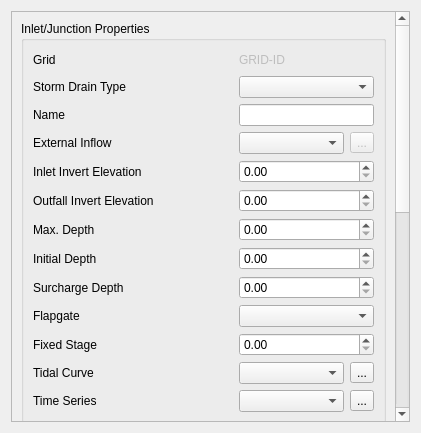
The window that flo2d/ui/inlet_attributes.ui (FLO-2DSoftware/qgis-flo-2d-plugin) describes before a commit, drawn with Qt 5.
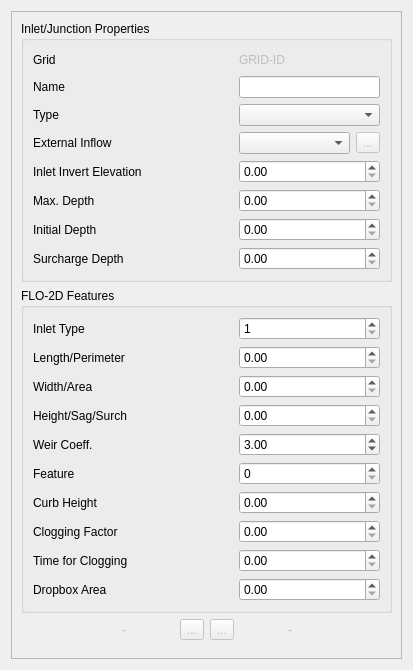
The same window after the commit. Icons and pictures are not drawn.

Commit message:
Split the User SWMM Nodes into Inlets/Junctions and Outlets
Did the new swmm editor for junction inlets outlets and conduits. A lot of changes in this commit.

```diff
--- a/flo2d/ui/inlet_attributes.ui
+++ b/flo2d/ui/inlet_attributes.ui
@@ -6,8 +6,8 @@
    <rect>
     <x>0</x>
     <y>0</y>
-    <width>421</width>
-    <height>433</height>
+    <width>413</width>
+    <height>670</height>
    </rect>
   </property>
   <property name="windowTitle">
@@ -24,25 +24,12 @@
        <rect>
         <x>0</x>
         <y>0</y>
-        <width>384</width>
-        <height>844</height>
+        <width>393</width>
+        <height>650</height>
        </rect>
       </property>
       <layout class="QGridLayout" name="gridLayout_5">
-       <item row="4" column="0">
-        <spacer name="verticalSpacer">
-         <property name="orientation">
-          <enum>Qt::Vertical</enum>
-         </property>
-         <property name="sizeHint" stdset="0">
-          <size>
-           <width>20</width>
-           <height>40</height>
-          </size>
-         </property>
-        </spacer>
-       </item>
-       <item row="3" column="0">
+       <item row="2" column="0">
         <layout class="QHBoxLayout" name="horizontalLayout_4">
          <item>
           <spacer name="horizontalSpacer">
@@ -158,14 +145,68 @@
          <layout class="QGridLayout" name="gridLayout_4">
           <item row="0" column="0">
            <layout class="QGridLayout" name="gridLayout_3">
-            <item row="5" column="1">
+            <item row="0" column="0" rowspan="2">
+             <widget class="QLabel" name="label_19">
+              <property name="minimumSize">
+               <size>
+                <width>200</width>
+                <height>0</height>
+               </size>
+              </property>
+              <property name="maximumSize">
+               <size>
+                <width>200</width>
+                <height>16777215</height>
+               </size>
+              </property>
+              <property name="text">
+               <string>Inlet Type</string>
+              </property>
+             </widget>
+            </item>
+            <item row="3" column="1">
              <widget class="QDoubleSpinBox" name="swmm_width">
               <property name="maximum">
                <double>100000.000000000000000</double>
               </property>
              </widget>
             </item>
-            <item row="7" column="1">
+            <item row="10" column="0">
+             <widget class="QLabel" name="label_17">
+              <property name="text">
+               <string>Dropbox Area</string>
+              </property>
+             </widget>
+            </item>
+            <item row="8" column="0">
+             <widget class="QLabel" name="label_15">
+              <property name="text">
+               <string>Clogging Factor</string>
+              </property>
+             </widget>
+            </item>
+            <item row="5" column="0">
+             <widget class="QLabel" name="label_12">
+              <property name="text">
+               <string>Weir Coeff.</string>
+              </property>
+             </widget>
+            </item>
+            <item row="7" column="0">
+             <widget class="QLabel" name="label_14">
+              <property name="text">
+               <string>Curb Height</string>
+              </property>
+             </widget>
+            </item>
+            <item row="4" column="0">
+             <widget class="QLabel" name="label_9">
+              <property name="text">
+               <string>Height/Sag/Surch</string>
+              </property>
+             </widget>
+            </item>
+            <item row="5" column="1">
              <widget class="QDoubleSpinBox" name="swmm_coeff">
               <property name="minimum">
                <double>2.500000000000000</double>
@@ -178,147 +219,69 @@
               </property>
              </widget>
             </item>
-            <item row="5" column="0">
-             <widget class="QLabel" name="label_8">
-              <property name="text">
-               <string>Width/Area</string>
+            <item row="10" column="1">
+             <widget class="QDoubleSpinBox" name="drboxarea">
+              <property name="maximum">
+               <double>100000.000000000000000</double>
               </property>
              </widget>
             </item>
-            <item row="4" column="1">
+            <item row="7" column="1">
+             <widget class="QDoubleSpinBox" name="curbheight">
+              <property name="maximum">
+               <double>100000.000000000000000</double>
+              </property>
+             </widget>
+            </item>
+            <item row="8" column="1">
+             <widget class="QDoubleSpinBox" name="swmm_clogging_factor">
+              <property name="maximum">
+               <double>100.000000000000000</double>
+              </property>
+             </widget>
+            </item>
+            <item row="2" column="1">
              <widget class="QDoubleSpinBox" name="swmm_length">
               <property name="maximum">
                <double>100000.000000000000000</double>
               </property>
              </widget>
             </item>
-            <item row="10" column="0">
-             <widget class="QLabel" name="label_15">
+            <item row="6" column="1">
+             <widget class="QSpinBox" name="swmm_feature">
+              <property name="maximum">
+               <number>2</number>
+              </property>
+             </widget>
+            </item>
+            <item row="6" column="0">
+             <widget class="QLabel" name="label_13">
               <property name="text">
-               <string>Clogging Factor</string>
+               <string>Feature</string>
               </property>
              </widget>
             </item>
             <item row="9" column="1">
-             <widget class="QDoubleSpinBox" name="curbheight">
-              <property name="maximum">
-               <double>100000.000000000000000</double>
-              </property>
-             </widget>
-            </item>
-            <item row="11" column="1">
              <widget class="QDoubleSpinBox" name="swmm_time_for_clogging">
               <property name="maximum">
                <double>100000.000000000000000</double>
               </property>
              </widget>
             </item>
-            <item row="11" column="0">
+            <item row="9" column="0">
              <widget class="QLabel" name="label_16">
               <property name="text">
                <string>Time for Clogging</string>
               </property>
              </widget>
             </item>
-            <item row="7" column="0">
-             <widget class="QLabel" name="label_12">
-              <property name="text">
-               <string>Weir Coeff.</string>
-              </property>
-             </widget>
-            </item>
-            <item row="12" column="0">
-             <widget class="QLabel" name="label_17">
-              <property name="text">
-               <string>Dropbox Area</string>
-              </property>
-             </widget>
-            </item>
-            <item row="3" column="0">
-             <widget class="QLabel" name="label_6">
-              <property name="text">
-               <string>Allow Discharge</string>
-              </property>
-             </widget>
-            </item>
-            <item row="8" column="0">
-             <widget class="QLabel" name="label_13">
-              <property name="text">
-               <string>Feature</string>
-              </property>
-             </widget>
-            </item>
-            <item row="9" column="0">
-             <widget class="QLabel" name="label_14">
-              <property name="text">
-               <string>Curb Height</string>
-              </property>
-             </widget>
-            </item>
-            <item row="6" column="1">
-             <widget class="QDoubleSpinBox" name="swmm_height">
-              <property name="maximum">
-               <double>100000.000000000000000</double>
-              </property>
-             </widget>
-            </item>
-            <item row="3" column="1">
-             <widget class="QComboBox" name="swmm_allow_discharge"/>
-            </item>
-            <item row="4" column="0">
+            <item row="2" column="0">
              <widget class="QLabel" name="label_7">
               <property name="text">
                <string>Length/Perimeter</string>
               </property>
              </widget>
             </item>
-            <item row="12" column="1">
-             <widget class="QDoubleSpinBox" name="drboxarea">
-              <property name="maximum">
-               <double>100000.000000000000000</double>
-              </property>
-             </widget>
-            </item>
-            <item row="10" column="1">
-             <widget class="QDoubleSpinBox" name="swmm_clogging_factor">
-              <property name="maximum">
-               <double>100.000000000000000</double>
-              </property>
-             </widget>
-            </item>
-            <item row="8" column="1">
-             <widget class="QSpinBox" name="swmm_feature">
-              <property name="maximum">
-               <number>2</number>
-              </property>
-             </widget>
-            </item>
-            <item row="6" column="0">
-             <widget class="QLabel" name="label_9">
-              <property name="text">
-               <string>Height/Sag/Surch</string>
-              </property>
-             </widget>
-            </item>
-            <item row="0" column="0" rowspan="2">
-             <widget class="QLabel" name="label_19">
-              <property name="minimumSize">
-               <size>
-                <width>200</width>
-                <height>0</height>
-               </size>
-              </property>
-              <property name="maximumSize">
-               <size>
-                <width>200</width>
-                <height>16777215</height>
-               </size>
-              </property>
-              <property name="text">
-               <string>Inlet Type</string>
-              </property>
-             </widget>
-            </item>
             <item row="0" column="1" rowspan="2">
              <widget class="QSpinBox" name="intype">
               <property name="minimum">
@@ -329,34 +292,38 @@
               </property>
              </widget>
             </item>
-            <item row="2" column="0">
-             <widget class="QLabel" name="label_25">
+            <item row="3" column="0">
+             <widget class="QLabel" name="label_8">
               <property name="text">
-               <string>Outfall Type</string>
+               <string>Width/Area</string>
               </property>
              </widget>
             </item>
-            <item row="2" column="1">
-             <widget class="QComboBox" name="outfall_type"/>
+            <item row="4" column="1">
+             <widget class="QDoubleSpinBox" name="swmm_height">
+              <property name="maximum">
+               <double>100000.000000000000000</double>
+              </property>
+             </widget>
             </item>
            </layout>
           </item>
-          <item row="1" column="0">
-           <spacer name="verticalSpacer_2">
-            <property name="orientation">
-             <enum>Qt::Vertical</enum>
-            </property>
-            <property name="sizeHint" stdset="0">
-             <size>
-              <width>20</width>
-              <height>40</height>
-             </size>
-            </property>
-           </spacer>
-          </item>
          </layout>
         </widget>
        </item>
+       <item row="3" column="0">
+        <spacer name="verticalSpacer">
+         <property name="orientation">
+          <enum>Qt::Vertical</enum>
+         </property>
+         <property name="sizeHint" stdset="0">
+          <size>
+           <width>20</width>
+           <height>40</height>
+          </size>
+         </property>
+        </spacer>
+       </item>
        <item row="0" column="0">
         <widget class="QGroupBox" name="inlet_junction_grpbox">
          <property name="title">
@@ -365,74 +332,6 @@
          <layout class="QGridLayout" name="gridLayout_6">
           <item row="0" column="0">
            <layout class="QGridLayout" name="gridLayout_2">
-            <item row="10" column="0">
-             <widget class="QLabel" name="label_23">
-              <property name="text">
-               <string>Fixed Stage</string>
-              </property>
-             </widget>
-            </item>
-            <item row="4" column="0">
-             <widget class="QLabel" name="label_4">
-              <property name="text">
-               <string>Inlet Invert Elevation</string>
-              </property>
-             </widget>
-            </item>
-            <item row="7" column="1" colspan="2">
-             <widget class="QDoubleSpinBox" name="init_depth">
-              <property name="maximum">
-               <double>100000.000000000000000</double>
-              </property>
-             </widget>
-            </item>
-            <item row="2" column="0">
-             <widget class="QLabel" name="label">
-              <property name="text">
-               <string>Name</string>
-              </property>
-             </widget>
-            </item>
-            <item row="3" column="0">
-             <widget class="QLabel" name="label_3">
-              <property name="text">
-               <string>External Inflow</string>
-              </property>
-             </widget>
-            </item>
-            <item row="9" column="0">
-             <widget class="QLabel" name="label_20">
-              <property name="text">
-               <string>Flapgate</string>
-              </property>
-             </widget>
-            </item>
-            <item row="0" column="0">
-             <widget class="QLabel" name="label_2">
-              <property name="minimumSize">
-               <size>
-                <width>200</width>
-                <height>0</height>
-               </size>
-              </property>
-              <property name="maximumSize">
-               <size>
-                <width>200</width>
-                <height>16777215</height>
-               </size>
-              </property>
-              <property name="text">
-               <string>Grid</string>
-              </property>
-             </widget>
-            </item>
-            <item row="7" column="0">
-             <widget class="QLabel" name="label_10">
-              <property name="text">
-               <string>Initial Depth</string>
-              </property>
-             </widget>
-            </item>
             <item row="3" column="2">
              <widget class="QToolButton" name="external_btn">
               <property name="enabled">
@@ -447,27 +346,56 @@
               </property>
              </widget>
             </item>
-            <item row="8" column="1" colspan="2">
-             <widget class="QDoubleSpinBox" name="surcharge_depth">
-              <property name="maximum">
-               <double>100000.000000000000000</double>
-              </property>
-             </widget>
-            </item>
             <item row="3" column="1">
              <widget class="QComboBox" name="external_inflow"/>
             </item>
-            <item row="5" column="0">
-             <widget class="QLabel" name="label_21">
+            <item row="7" column="0">
+             <widget class="QLabel" name="label_11">
               <property name="text">
-               <string>Outfall Invert Elevation</string>
+               <string>Surcharge Depth</string>
               </property>
              </widget>
             </item>
-            <item row="6" column="0">
-             <widget class="QLabel" name="label_5">
+            <item row="2" column="0">
+             <widget class="QLabel" name="label_6">
               <property name="text">
-               <string>Max. Depth</string>
+               <string>Type</string>
+              </property>
+             </widget>
+            </item>
+            <item row="4" column="1" colspan="2">
+             <widget class="QDoubleSpinBox" name="junction_invert_elev">
+              <property name="maximum">
+               <double>100000.000000000000000</double>
+              </property>
+             </widget>
+            </item>
+            <item row="2" column="1" colspan="2">
+             <widget class="QComboBox" name="sd_type"/>
+            </item>
+            <item row="0" column="0">
+             <widget class="QLabel" name="label_2">
+              <property name="minimumSize">
+               <size>
+                <width>200</width>
+                <height>0</height>
+               </size>
+              </property>
+              <property name="maximumSize">
+               <size>
+                <width>200</width>
+                <height>16777215</height>
+               </size>
+              </property>
+              <property name="text">
+               <string>Grid</string>
+              </property>
+             </widget>
+            </item>
+            <item row="4" column="0">
+             <widget class="QLabel" name="label_4">
+              <property name="text">
+               <string>Inlet Invert Elevation</string>
               </property>
              </widget>
             </item>
@@ -487,142 +415,63 @@
               </property>
              </widget>
             </item>
-            <item row="9" column="1" colspan="2">
-             <widget class="QComboBox" name="flapgate"/>
-            </item>
-            <item row="2" column="1" colspan="2">
-             <widget class="QLineEdit" name="name"/>
-            </item>
-            <item row="4" column="1" colspan="2">
-             <widget class="QDoubleSpinBox" name="junction_invert_elev">
+            <item row="7" column="1" colspan="2">
+             <widget class="QDoubleSpinBox" name="surcharge_depth">
               <property name="maximum">
                <double>100000.000000000000000</double>
               </property>
              </widget>
             </item>
-            <item row="1" column="0">
-             <widget class="QLabel" name="label_18">
-              <property name="minimumSize">
-               <size>
-                <width>150</width>
-                <height>0</height>
-               </size>
-              </property>
-              <property name="maximumSize">
-               <size>
-                <width>16777215</width>
-                <height>16777215</height>
-               </size>
-              </property>
-              <property name="text">
-               <string>Storm Drain Type</string>
-              </property>
-             </widget>
-            </item>
             <item row="5" column="1" colspan="2">
-             <widget class="QDoubleSpinBox" name="outfall_invert_elev">
-              <property name="maximum">
-               <double>1000000.000000000000000</double>
-              </property>
-             </widget>
-            </item>
-            <item row="8" column="0">
-             <widget class="QLabel" name="label_11">
-              <property name="text">
-               <string>Surcharge Depth</string>
-              </property>
-             </widget>
-            </item>
-            <item row="6" column="1" colspan="2">
              <widget class="QDoubleSpinBox" name="max_depth">
               <property name="maximum">
                <double>100000.000000000000000</double>
               </property>
              </widget>
             </item>
-            <item row="11" column="0">
-             <widget class="QLabel" name="label_22">
-              <property name="text">
-               <string>Tidal Curve</string>
-              </property>
-             </widget>
-            </item>
             <item row="1" column="1" colspan="2">
-             <widget class="QComboBox" name="sd_type"/>
+             <widget class="QLineEdit" name="name"/>
             </item>
-            <item row="12" column="0">
-             <widget class="QLabel" name="label_24">
-              <property name="text">
-               <string>Time Series</string>
-              </property>
-             </widget>
-            </item>
-            <item row="12" column="1">
-             <widget class="QComboBox" name="time_series"/>
-            </item>
-            <item row="10" column="1" colspan="2">
-             <widget class="QDoubleSpinBox" name="doubleSpinBox">
+            <item row="6" column="1" colspan="2">
+             <widget class="QDoubleSpinBox" name="init_depth">
               <property name="maximum">
-               <double>1000000.000000000000000</double>
+               <double>100000.000000000000000</double>
               </property>
              </widget>
             </item>
-            <item row="11" column="1">
-             <widget class="QComboBox" name="tidal_curve"/>
+            <item row="6" column="0">
+             <widget class="QLabel" name="label_10">
+              <property name="text">
+               <string>Initial Depth</string>
+              </property>
+             </widget>
             </item>
-            <item row="11" column="2">
-             <widget class="QToolButton" name="tidal_btn">
+            <item row="1" column="0">
+             <widget class="QLabel" name="label">
               <property name="text">
-               <string>...</string>
+               <string>Name</string>
               </property>
-              <property name="icon">
-               <iconset>
-                <normaloff>../img/call_dialog.svg</normaloff>../img/call_dialog.svg</iconset>
-              </property>
              </widget>
             </item>
-            <item row="12" column="2">
-             <widget class="QToolButton" name="ts_btn">
+            <item row="5" column="0">
+             <widget class="QLabel" name="label_5">
               <property name="text">
-               <string>...</string>
+               <string>Max. Depth</string>
               </property>
-              <property name="icon">
-               <iconset>
-                <normaloff>../img/call_dialog.svg</normaloff>../img/call_dialog.svg</iconset>
+             </widget>
+            </item>
+            <item row="3" column="0">
+             <widget class="QLabel" name="label_3">
+              <property name="text">
+               <string>External Inflow</string>
               </property>
              </widget>
             </item>
            </layout>
           </item>
-          <item row="1" column="0">
-           <spacer name="verticalSpacer_3">
-            <property name="orientation">
-             <enum>Qt::Vertical</enum>
-            </property>
-            <property name="sizeHint" stdset="0">
-             <size>
-              <width>20</width>
-              <height>40</height>
-             </size>
-            </property>
-           </spacer>
-          </item>
          </layout>
         </widget>
        </item>
-       <item row="2" column="0">
-        <spacer name="verticalSpacer_4">
-         <property name="orientation">
-          <enum>Qt::Vertical</enum>
-         </property>
-         <property name="sizeHint" stdset="0">
-          <size>
-           <width>20</width>
-           <height>40</height>
-          </size>
-         </property>
-        </spacer>
-       </item>
       </layout>
      </widget>
     </widget>
```
The commit also changes 19 other files.
